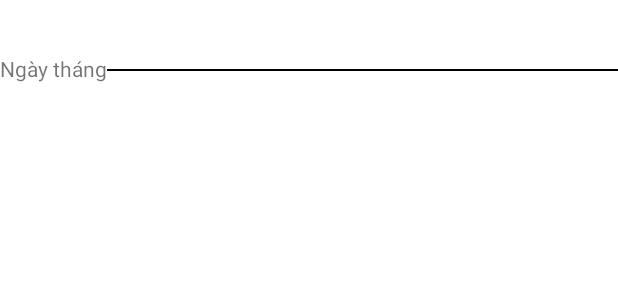
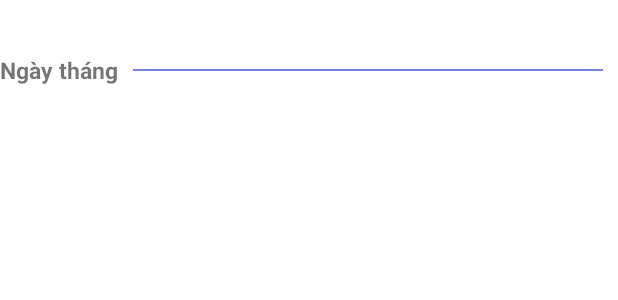
Before and after one commit to bebaoboy/group7_Gallerium, an Android app: the layout photo_group.xml on its own in the app's theme, with its tools: preview values and no code run, on a phone screen of 412 x 824 dp. Shown: the top 300 px of the screen. Run offline under Robolectric (Android 15) with nearby library versions, the phone set to English and light mode, and no system bars.

```diff
--- a/app/src/main/java/com/group7/gallerium/activities/ViewPhoto.java
+++ b/app/src/main/java/com/group7/gallerium/activities/ViewPhoto.java
@@ -88,7 +88,6 @@ public class ViewPhoto extends AppCompatActivity {
 
     private void toolbarSetting() {
         // Toolbar events
-        // TODO add menu
         toolbar.inflateMenu(R.menu.menu_photo);
         toolbar.setTitle("hello");
         toolbar.setTitleTextAppearance(getApplicationContext(), R.style.ToolbarTitleMediaView);
--- a/app/src/main/java/com/group7/gallerium/adapters/ViewPagerAdapter.java
+++ b/app/src/main/java/com/group7/gallerium/adapters/ViewPagerAdapter.java
@@ -34,7 +34,7 @@ public class ViewPagerAdapter extends FragmentStateAdapter  {
     public Fragment createFragment(int position) {
         switch (position) {
             case 0:
-                return new MediaFragment(context);
+                return new MediaFragment();
             case 1:
                 return new AlbumFragment();
             case 2:
--- a/app/src/main/res/layout/photo_group.xml
+++ b/app/src/main/res/layout/photo_group.xml
@@ -15,13 +15,17 @@
             android:id="@+id/txtDate"
             android:layout_width="wrap_content"
             android:layout_height="wrap_content"
-            android:text="Ngày tháng" />
+            android:text="Ngày tháng"
+            android:textSize="15sp"
+            android:textStyle="bold" />
 
         <View
             android:layout_width="match_parent"
             android:layout_height="1dp"
+            android:layout_marginStart="10dp"
             android:layout_marginTop="10dp"
-            android:background="@color/black" />
+            android:layout_marginEnd="10dp"
+            android:background="@color/title_dark" />
     </LinearLayout>
 
 
--- a/app/src/main/res/values-night/themes.xml
+++ b/app/src/main/res/values-night/themes.xml
@@ -7,9 +7,11 @@
         <item name="colorPrimaryVariant">@color/title_dark</item>
         <item name="colorOnPrimary">@color/white</item>
         <!-- Secondary brand color. -->
-        <item name="colorSecondary">@color/primary_color_dark_bg</item>
+        <item name="colorSecondary">@color/black</item>
         <item name="colorSecondaryVariant">@color/primary_color_light_20a</item>
         <item name="colorOnSecondary">@color/white</item>
+        <item name="colorSurface">@color/black</item>
+        <item name="iconTint">@color/white</item>
         <!-- Status bar color. -->
         <item name="android:statusBarColor">?attr/colorPrimaryVariant</item>
         <!-- Customize your theme here. -->
@@ -19,7 +21,8 @@
         <item name="android:background">@color/primary_color_dark_bg</item>
         <item name="android:subtitleTextColor">@color/title_dark</item>
         <item name="android:subtitleTextAppearance">@style/ToolbarFont</item>
-
+        <item name="android:colorControlNormal">@color/white</item>
+        <item name="navigationIconTint">@color/white</item>
     </style>
 
     <style name="ToolbarTitle">
@@ -28,6 +31,13 @@
         <item name="android:textSize">30sp</item>
     </style>
 
+
+    <style name="ToolbarTitleMediaView">
+        <item name="android:textColor">@color/title_dark</item>
+        <item name="android:fontFamily">@font/primary_font</item>
+        <item name="android:textSize">15sp</item>
+    </style>
+
     <style name="ToolbarFont">
         <item name="android:fontFamily">@font/primary_font_extrabold</item>
         <item name="android:textSize">30sp</item>
--- a/app/src/main/res/values/strings.xml
+++ b/app/src/main/res/values/strings.xml
@@ -13,5 +13,9 @@
     <string name="edit">Chỉnh sửa</string>
     <string name="delete">Xóa</string>
     <string name="more">Xem thêm</string>
-    <string name="camera">camera</string>
+    <string name="camera">Camera</string>
+    <string name="multiselect">Chọn nhiều ảnh</string>
+    <string name="set_display_type">Đổi hiển thị</string>
+    <string name="sort">Sắp xếp</string>
+    <string name="setting">Cài đặt</string>
 </resources>
```
Also changed, not shown: app/src/main/java/com/group7/gallerium/fragments/MediaFragment.java (+6 -5 lines), app/src/main/res/layout/activity_main.xml (+5 -3 lines), app/src/main/res/layout/fragment_photo.xml (+5 -6 lines), app/src/main/res/menu/menu_photo.xml (+19 -4 lines), app/src/main/res/values/themes.xml (+7 -1 lines).
